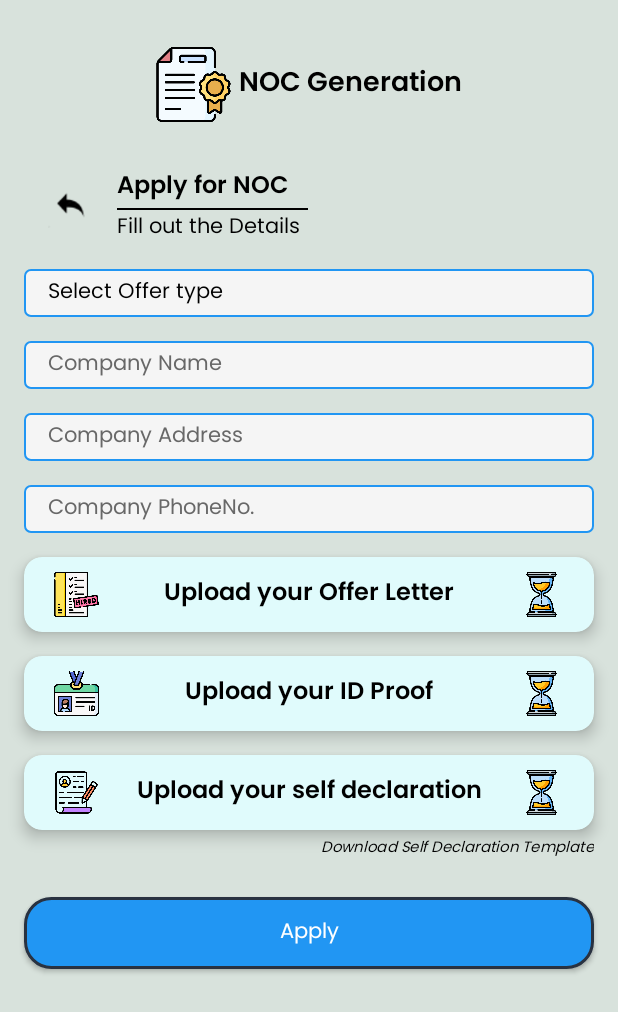
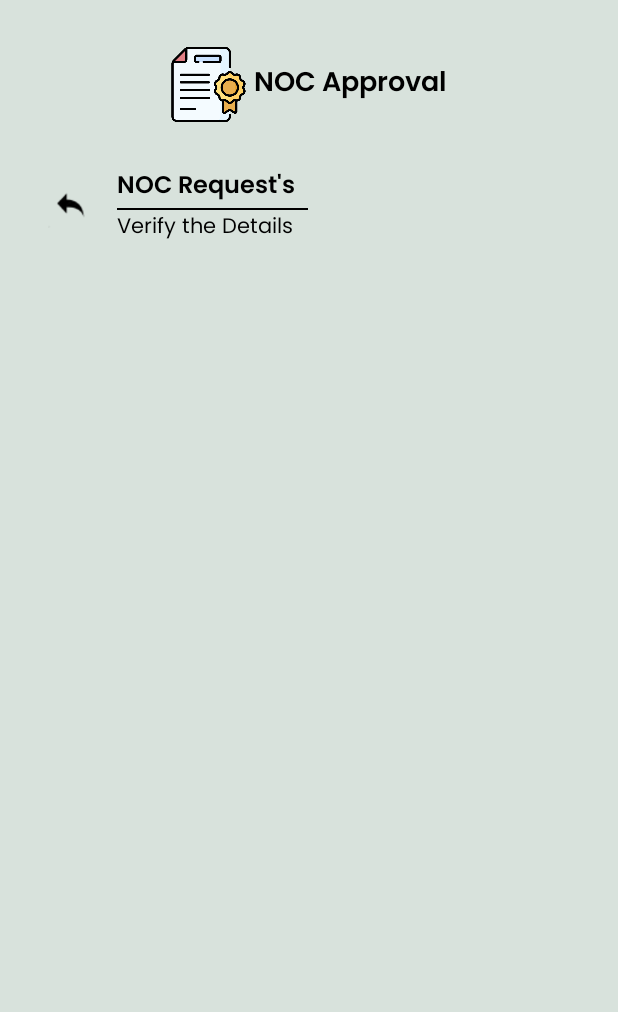
Before and after one commit to imrajnishjha/Dockker, an Android app: the screen it shows after launch once a user with an empty profile is signed in (NocStudentApply before the commit, AdminNocApprove after it), after a tap on "NOC", on a phone screen of 412 x 824 dp. Shown: the top 1012 px of the screen. Run offline under Robolectric (Android 15) with nearby library versions, the phone set to English and light mode, and no system bars; our stand-ins replace CircleImageView, Firebase (no records; nobody signed in at launch, a user with empty details on screens opened directly).

Commit message:
Commit 0.1.6

```diff
--- a/app/build.gradle.kts
+++ b/app/build.gradle.kts
@@ -37,6 +37,9 @@ dependencies {
     implementation("com.google.firebase:firebase-database:20.3.1")
     implementation("com.google.firebase:firebase-storage:20.3.0")
     implementation("com.google.firebase:firebase-auth:22.3.1")
+    implementation ("androidx.recyclerview:recyclerview:1.3.2")
+    implementation ("com.google.firebase:firebase-database")
+    implementation ("com.firebaseui:firebase-ui-database:8.0.1")
     testImplementation("junit:junit:4.13.2")
     androidTestImplementation("androidx.test.ext:junit:1.1.5")
     androidTestImplementation("androidx.test.espresso:espresso-core:3.5.1")
--- a/app/src/main/AndroidManifest.xml
+++ b/app/src/main/AndroidManifest.xml
@@ -12,6 +12,12 @@
         android:supportsRtl="true"
         android:theme="@style/Theme.Blockchain"
         tools:targetApi="31">
+        <activity
+            android:name=".AdminNocDetail"
+            android:exported="false" />
+        <activity
+            android:name=".AdminNocApprove"
+            android:exported="false" />
         <activity
             android:name=".NocStudentReapply"
             android:exported="false" />
--- a/app/src/main/java/com/example/blockchain/AdminDashboard.java
+++ b/app/src/main/java/com/example/blockchain/AdminDashboard.java
@@ -102,6 +102,7 @@ public class AdminDashboard extends AppCompatActivity {
 
 
         profileCard.setOnClickListener( v -> startActivity(new Intent(this, StudentProfile.class)));
+        nocCard.setOnClickListener(v -> startActivity(new Intent(getApplicationContext(), AdminNocApprove.class)));
     }
 
     public void uploadImage() {
@@ -117,7 +118,7 @@ public class AdminDashboard extends AppCompatActivity {
 
                     registrationRef.child("user").child(convertedEmail).updateChildren(newMap)
                             .addOnSuccessListener(s -> {
-                                Toast.makeText(getApplicationContext(), "Item Added", Toast.LENGTH_SHORT).show();
+                                Toast.makeText(getApplicationContext(), "Profile Picture Updated", Toast.LENGTH_SHORT).show();
                                 addItemDialog.dismiss();
                             })
                             .addOnFailureListener(fail -> {
--- /dev/null
+++ b/app/src/main/java/com/example/blockchain/AdminNocApprove.java
@@ -0,0 +1,69 @@
+package com.example.blockchain;
+
+import androidx.appcompat.app.AppCompatActivity;
+import androidx.appcompat.widget.AppCompatButton;
+import androidx.recyclerview.widget.LinearLayoutManager;
+import androidx.recyclerview.widget.RecyclerView;
+
+import android.content.Context;
+import android.content.Intent;
+import android.os.Bundle;
+import android.util.Log;
+
+import com.firebase.ui.database.FirebaseRecyclerOptions;
+import com.google.firebase.database.FirebaseDatabase;
+import com.google.firebase.database.Query;
+
+public class AdminNocApprove extends AppCompatActivity {
+
+    AppCompatButton backBtn;
+    RecyclerView adminNocRv;
+    FirebaseRecyclerOptions<AdminNocModel> options;
+    AdminNocAdapter nocAdapter;
+    @Override
+    protected void onCreate(Bundle savedInstanceState) {
+        super.onCreate(savedInstanceState);
+        setContentView(R.layout.activity_admin_noc_approve);
+
+        backBtn = findViewById(R.id.noc_back_btn_admin);
+        adminNocRv = findViewById(R.id.noc_Rv_admin);
+
+        WrapContentLinearLayoutManager nocAdminLayout = new WrapContentLinearLayoutManager(getApplicationContext(),LinearLayoutManager.VERTICAL,false);
+        adminNocRv.setLayoutManager(nocAdminLayout);
+        Query query = FirebaseDatabase.getInstance().getReference().child("noc").orderByChild("Status").equalTo(0);
+
+        options = new FirebaseRecyclerOptions.Builder<AdminNocModel>()
+                .setQuery(query, AdminNocModel.class)
+                .build();
+
+        nocAdapter = new AdminNocAdapter(options);
+        adminNocRv.setAdapter(nocAdapter);
+        nocAdapter.startListening();
+
+        backBtn.setOnClickListener( v -> finish());
+    }
+
+    @Override
+    protected void onDestroy() {
+        super.onDestroy();
+        nocAdapter.stopListening();
+    }
+
+    static class WrapContentLinearLayoutManager extends LinearLayoutManager {
+        public WrapContentLinearLayoutManager(Context context) {
+            super(context);
+        }
+        public WrapContentLinearLayoutManager(Context context, int orientation, boolean reverseLayout) {
+            super(context,orientation,reverseLayout);
+        }
+
+        @Override
+        public void onLayoutChildren(RecyclerView.Recycler recycler, RecyclerView.State state) {
+            try {
+                super.onLayoutChildren(recycler, state);
+            } catch (IndexOutOfBoundsException e) {
+                Log.e("TAG", "Recycler view error");
+            }
+        }
+    }
+}
--- a/app/src/main/java/com/example/blockchain/MainActivity.java
+++ b/app/src/main/java/com/example/blockchain/MainActivity.java
@@ -18,7 +18,7 @@ public class MainActivity extends AppCompatActivity {
         mAuth = FirebaseAuth.getInstance();
 
         new Handler().postDelayed(() -> {
-            if(mAuth.getCurrentUser() != null) startActivity(new Intent(MainActivity.this, StudentDashboard.class));
+            if(mAuth.getCurrentUser() != null) startActivity(new Intent(MainActivity.this, AdminDashboard.class));
             else startActivity(new Intent(MainActivity.this, Login.class));
             finish();
         },1000);
--- a/app/src/main/java/com/example/blockchain/StudentDashboard.java
+++ b/app/src/main/java/com/example/blockchain/StudentDashboard.java
@@ -129,7 +129,6 @@ public class StudentDashboard extends AppCompatActivity {
 
     public void uploadImage() {
 
-        Log.d("uiu", "onCreate:j ");
         HashMap<String, Object> newMap = new HashMap<>();
 
         StorageReference storageRef = FirebaseStorage.getInstance().getReference("User Picture/" + convertedEmail );
@@ -140,7 +139,7 @@ public class StudentDashboard extends AppCompatActivity {
 
                     registrationRef.child("user").child(convertedEmail).updateChildren(newMap)
                             .addOnSuccessListener(s -> {
-                                Toast.makeText(getApplicationContext(), "Item Added", Toast.LENGTH_SHORT).show();
+                                Toast.makeText(getApplicationContext(), "Profile Picture Updated", Toast.LENGTH_SHORT).show();
                                 addItemDialog.dismiss();
                             })
                             .addOnFailureListener(fail -> {
--- a/app/src/main/java/com/example/blockchain/StudentStatus.java
+++ b/app/src/main/java/com/example/blockchain/StudentStatus.java
@@ -62,7 +62,7 @@ public class StudentStatus extends AppCompatActivity {
                     statusProject = StatusMaker(projectCheck,Integer.parseInt(snapshot.child("projectcod").getValue().toString()));
                     statusPlacement = StatusMaker(placementCheck,Integer.parseInt(snapshot.child("placement").getValue().toString()));
                     statusFinance = StatusMaker(accountsCheck,Integer.parseInt(snapshot.child("finance").getValue().toString()));
-                    statusAdmin = StatusMaker(accountsCheck,Integer.parseInt(snapshot.child("admin").getValue().toString()));
+                    statusAdmin = StatusMaker(adminCheck,Integer.parseInt(snapshot.child("admin").getValue().toString()));
                     Log.d("oio", "onDataChange: "+statusPlacement);
                 }
             }
--- /dev/null
+++ b/app/src/main/res/drawable/rounded_layout_blue_light.xml
@@ -0,0 +1,6 @@
+<?xml version="1.0" encoding="utf-8"?>
+<shape xmlns:android="http://schemas.android.com/apk/res/android" android:shape="rectangle">
+    <corners android:radius="4dp"/>
+    <stroke android:color="#293241" android:width="1dp"/>
+    <solid android:color="#98c1d9"/>
+</shape>
--- a/app/src/main/res/layout/activity_admin_dashboard.xml
+++ b/app/src/main/res/layout/activity_admin_dashboard.xml
@@ -206,7 +206,7 @@
                 android:layout_marginTop="80dp"
                 android:layout_marginBottom="10dp"
                 android:maxLines="1"
-                android:text="Apply For NOC"
+                android:text="Verify the NOC Request"
                 android:textColor="@color/different_black"
                 android:textSize="9sp" />
 
@@ -259,7 +259,7 @@
                 android:layout_marginTop="80dp"
                 android:maxLines="1"
                 android:layout_marginBottom="10dp"
-                android:text="Apply to Get a Degree"
+                android:text="Verify NoDues Request"
                 android:textColor="@color/different_black"
                 android:textSize="9sp" />
 
--- /dev/null
+++ b/app/src/main/res/layout/activity_admin_noc_approve.xml
@@ -0,0 +1,115 @@
+<?xml version="1.0" encoding="utf-8"?>
+<androidx.constraintlayout.widget.ConstraintLayout xmlns:android="http://schemas.android.com/apk/res/android"
+    xmlns:app="http://schemas.android.com/apk/res-auto"
+    xmlns:tools="http://schemas.android.com/tools"
+    android:layout_width="match_parent"
+    android:background="#d8e2dc"
+    android:layout_height="match_parent"
+    tools:context=".AdminNocApprove">
+
+    <LinearLayout
+        android:id="@+id/noc_logo_and_name_ll"
+        android:layout_width="match_parent"
+        android:layout_height="wrap_content"
+        android:layout_marginTop="24dp"
+        android:gravity="center|bottom"
+        android:orientation="horizontal"
+        android:paddingTop="7dp"
+        android:layout_marginStart="5dp"
+        android:layout_marginEnd="5dp"
+        android:paddingBottom="5dp"
+        app:layout_constraintEnd_toEndOf="parent"
+        app:layout_constraintStart_toStartOf="parent"
+        app:layout_constraintTop_toTopOf="parent">
+
+        <ImageView
+            android:layout_width="50dp"
+            android:layout_height="50dp"
+            android:importantForAccessibility="no"
+            android:src="@drawable/certificate" />
+
+        <TextView
+            android:layout_width="wrap_content"
+            android:layout_height="wrap_content"
+            android:fontFamily="@font/poppins_semi_bold"
+            android:text="NOC Approval"
+            android:textColor="@color/black"
+            android:gravity="center"
+            android:layout_marginStart="5dp"
+            android:layout_gravity="center"
+            android:textSize="18sp"
+            tools:ignore="HardcodedText" />
+    </LinearLayout>
+
+    <LinearLayout
+        android:id="@+id/noc_back_btn_and_text_ll"
+        android:layout_width="match_parent"
+        android:layout_height="wrap_content"
+        android:layout_marginTop="24dp"
+        android:gravity="center|start"
+        android:paddingStart="16dp"
+        android:paddingEnd="16dp"
+        app:layout_constraintEnd_toEndOf="parent"
+        app:layout_constraintStart_toStartOf="parent"
+        app:layout_constraintTop_toBottomOf="@id/noc_logo_and_name_ll">
+
+        <androidx.appcompat.widget.AppCompatButton
+            android:id="@+id/noc_back_btn_admin"
+            android:layout_width="30dp"
+            android:layout_height="30dp"
+            android:layout_marginStart="16dp"
+            android:layout_marginEnd="16dp"
+            android:background="@drawable/curvy_back_icon"
+            android:contentDescription="Back Button"
+            tools:ignore="HardcodedText" />
+
+        <LinearLayout
+            android:layout_width="wrap_content"
+            android:layout_height="wrap_content"
+            android:orientation="vertical">
+
+            <TextView
+                android:layout_width="wrap_content"
+                android:layout_height="wrap_content"
+                android:fontFamily="@font/poppins_semi_bold"
+                android:text="NOC Request's"
+                android:textColor="@color/black"
+                android:textSize="16sp"
+                tools:ignore="HardcodedText" />
+
+            <TextView
+                android:layout_width="wrap_content"
+                android:layout_height="1dp"
+                android:background="@color/black"
+                android:fontFamily="@font/poppins_semi_bold"
+                android:text="register                "
+                android:textSize="16sp"
+                tools:ignore="HardcodedText" />
+
+            <TextView
+                android:layout_width="wrap_content"
+                android:layout_height="23dp"
+                android:fontFamily="@font/poppins_regular"
+                android:text="Verify the Details"
+                android:textColor="@color/black"
+                android:textSize="14sp"
+                tools:ignore="HardcodedText" />
+
+        </LinearLayout>
+
+    </LinearLayout>
+
+    <androidx.recyclerview.widget.RecyclerView
+        android:layout_width="0dp"
+        android:layout_height="0dp"
+        android:id="@+id/noc_Rv_admin"
+        android:layout_marginStart="23dp"
+        android:layout_marginEnd="23dp"
+        android:layout_marginTop="16dp"
+        android:layout_marginBottom="5dp"
+        app:layout_constraintStart_toStartOf="parent"
+        app:layout_constraintEnd_toEndOf="parent"
+        app:layout_constraintTop_toBottomOf="@id/noc_back_btn_and_text_ll"
+        app:layout_constraintBottom_toBottomOf="parent"/>
+
+</androidx.constraintlayout.widget.ConstraintLayout>
--- a/app/src/main/res/values/strings.xml
+++ b/app/src/main/res/values/strings.xml
@@ -28,6 +28,10 @@
         <item>"Select Department"</item>
         <item>"Central Library"</item>
         <item>"Hostel"</item>
+        <item>"Project Guide"</item>
+        <item>"Project Co-ordinator"</item>
+        <item>"Placement Cell"</item>
+        <item>"Admin"</item>
         <item>"Finance"</item>
     </string-array>
 </resources>
```
Also changed, not shown: app/src/main/java/com/example/blockchain/AdminNocAdapter.java (added, +76 -0 lines), app/src/main/java/com/example/blockchain/AdminNocDetail.java (added, +14 -0 lines), app/src/main/java/com/example/blockchain/AdminNocModel.java (added, +18 -0 lines), app/src/main/java/com/example/blockchain/StudentRegistration.java (+9 -1 lines), app/src/main/res/layout/activity_admin_noc_detail.xml (added, +9 -0 lines), app/src/main/res/layout/admin_noc_item.xml (added, +60 -0 lines).
